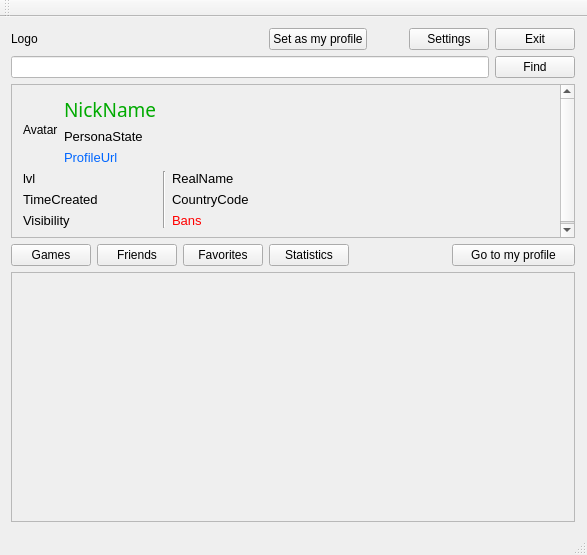
This is AraSteamManager/mainwindow.ui in Arankir/AraSteamManager as Qt 5 draws it before an edit. The edited form follows.
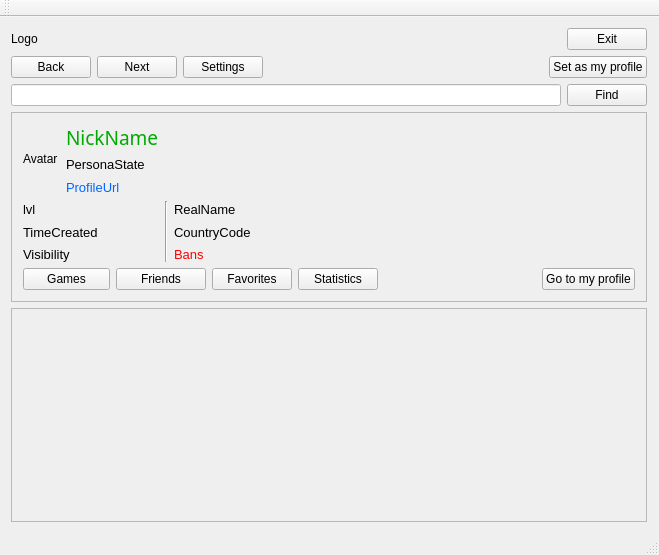
This is the edited form.

```diff
--- a/AraSteamManager/mainwindow.ui
+++ b/AraSteamManager/mainwindow.ui
@@ -6,7 +6,7 @@
    <rect>
     <x>0</x>
     <y>0</y>
-    <width>587</width>
+    <width>659</width>
     <height>555</height>
    </rect>
   </property>
@@ -15,48 +15,7 @@
   </property>
   <widget class="QWidget" name="centralWidget">
    <layout class="QGridLayout" name="gridLayout">
-    <item row="3" column="3">
-     <widget class="QPushButton" name="ButtonStatistics">
-      <property name="text">
-       <string>Statistics</string>
-      </property>
-     </widget>
-    </item>
-    <item row="0" column="8" colspan="2">
-     <widget class="QPushButton" name="ButtonExit">
-      <property name="text">
-       <string>Exit</string>
-      </property>
-     </widget>
-    </item>
-    <item row="0" column="5">
-     <spacer name="horizontalSpacer_2">
-      <property name="orientation">
-       <enum>Qt::Horizontal</enum>
-      </property>
-      <property name="sizeHint" stdset="0">
-       <size>
-        <width>40</width>
-        <height>20</height>
-       </size>
-      </property>
-     </spacer>
-    </item>
-    <item row="3" column="7" colspan="3">
-     <widget class="QPushButton" name="ButtonGoToMyProfile">
-      <property name="text">
-       <string>Go to my profile</string>
-      </property>
-     </widget>
-    </item>
-    <item row="0" column="6" colspan="2">
-     <widget class="QPushButton" name="ButtonSettings">
-      <property name="text">
-       <string>Settings</string>
-      </property>
-     </widget>
-    </item>
-    <item row="4" column="0" colspan="10">
+    <item row="5" column="0" colspan="10">
      <widget class="QScrollArea" name="ScrollAreaForm">
       <property name="widgetResizable">
        <bool>true</bool>
@@ -66,59 +25,17 @@
         <rect>
          <x>0</x>
          <y>0</y>
-         <width>560</width>
-         <height>234</height>
+         <width>632</width>
+         <height>198</height>
         </rect>
        </property>
       </widget>
      </widget>
     </item>
-    <item row="1" column="0" colspan="8">
-     <widget class="QLineEdit" name="LineEditIdProfile">
-      <property name="styleSheet">
-       <string notr="true">background-color: rgb(255, 255, 255);
-color: rgb(26, 26, 26);</string>
-      </property>
-     </widget>
-    </item>
-    <item row="3" column="1">
-     <widget class="QPushButton" name="ButtonFriends">
+    <item row="1" column="0">
+     <widget class="QPushButton" name="ButtonBack">
       <property name="text">
-       <string>Friends</string>
-      </property>
-     </widget>
-    </item>
-    <item row="0" column="3" colspan="2">
-     <widget class="QPushButton" name="ButtonSetProfile">
-      <property name="text">
-       <string>Set as my profile</string>
-      </property>
-     </widget>
-    </item>
-    <item row="1" column="8" colspan="2">
-     <widget class="QPushButton" name="ButtonFindProfile">
-      <property name="enabled">
-       <bool>true</bool>
-      </property>
-      <property name="text">
-       <string>Find</string>
-      </property>
-     </widget>
-    </item>
-    <item row="3" column="0">
-     <widget class="QPushButton" name="ButtonGames">
-      <property name="enabled">
-       <bool>true</bool>
-      </property>
-      <property name="text">
-       <string>Games</string>
-      </property>
-     </widget>
-    </item>
-    <item row="3" column="2">
-     <widget class="QPushButton" name="ButtonFavorites">
-      <property name="text">
-       <string>Favorites</string>
+       <string>Back</string>
       </property>
      </widget>
     </item>
@@ -129,33 +46,23 @@
       </property>
      </widget>
     </item>
-    <item row="4" column="10">
-     <spacer name="verticalSpacer">
-      <property name="orientation">
-       <enum>Qt::Vertical</enum>
-      </property>
-      <property name="sizeHint" stdset="0">
-       <size>
-        <width>1</width>
-        <height>40</height>
-       </size>
-      </property>
-     </spacer>
-    </item>
-    <item row="2" column="0" colspan="10">
+    <item row="3" column="0" colspan="10">
      <widget class="QScrollArea" name="ScrollAreaProfileInfo">
       <property name="minimumSize">
        <size>
         <width>0</width>
-        <height>154</height>
+        <height>190</height>
        </size>
       </property>
       <property name="maximumSize">
        <size>
         <width>16777215</width>
-        <height>154</height>
+        <height>190</height>
        </size>
       </property>
+      <property name="verticalScrollBarPolicy">
+       <enum>Qt::ScrollBarAlwaysOff</enum>
+      </property>
       <property name="widgetResizable">
        <bool>true</bool>
       </property>
@@ -164,24 +71,12 @@
         <rect>
          <x>0</x>
          <y>0</y>
-         <width>560</width>
-         <height>152</height>
+         <width>632</width>
+         <height>188</height>
         </rect>
        </property>
        <layout class="QGridLayout" name="gridLayout_2">
-        <item row="7" column="0" colspan="3">
-         <widget class="QLabel" name="LabelTimeCreated">
-          <property name="font">
-           <font>
-            <pointsize>10</pointsize>
-           </font>
-          </property>
-          <property name="text">
-           <string>TimeCreated</string>
-          </property>
-         </widget>
-        </item>
-        <item row="8" column="4">
+        <item row="8" column="4" colspan="2">
          <widget class="QLabel" name="LabelBans">
           <property name="font">
            <font>
@@ -196,41 +91,38 @@
           </property>
          </widget>
         </item>
-        <item row="6" column="4">
-         <widget class="QLabel" name="LabelRealName">
-          <property name="font">
-           <font>
-            <pointsize>10</pointsize>
-           </font>
-          </property>
+        <item row="9" column="2" colspan="3">
+         <widget class="QPushButton" name="ButtonFriends">
           <property name="text">
-           <string>RealName</string>
+           <string>Friends</string>
           </property>
          </widget>
         </item>
-        <item row="7" column="4">
-         <widget class="QLabel" name="LabelLocCountryCode">
-          <property name="font">
-           <font>
-            <pointsize>10</pointsize>
-           </font>
+        <item row="1" column="0" rowspan="3">
+         <widget class="QLabel" name="LabelAvatar">
+          <property name="maximumSize">
+           <size>
+            <width>64</width>
+            <height>64</height>
+           </size>
           </property>
           <property name="text">
-           <string>CountryCode</string>
+           <string>Avatar</string>
           </property>
          </widget>
         </item>
-        <item row="6" column="0" colspan="3">
-         <widget class="QLabel" name="Labellvl">
-          <property name="font">
-           <font>
-            <pointsize>10</pointsize>
-           </font>
+        <item row="1" column="7" colspan="2">
+         <spacer name="horizontalSpacer">
+          <property name="orientation">
+           <enum>Qt::Horizontal</enum>
           </property>
-          <property name="text">
-           <string>lvl</string>
+          <property name="sizeHint" stdset="0">
+           <size>
+            <width>40</width>
+            <height>20</height>
+           </size>
           </property>
-         </widget>
+         </spacer>
         </item>
         <item row="6" column="3" rowspan="3">
          <widget class="Line" name="line">
@@ -239,18 +131,22 @@
           </property>
          </widget>
         </item>
-        <item row="1" column="4">
-         <spacer name="horizontalSpacer">
-          <property name="orientation">
-           <enum>Qt::Horizontal</enum>
+        <item row="9" column="5">
+         <widget class="QPushButton" name="ButtonFavorites">
+          <property name="text">
+           <string>Favorites</string>
           </property>
-          <property name="sizeHint" stdset="0">
-           <size>
-            <width>40</width>
-            <height>20</height>
-           </size>
+         </widget>
+        </item>
+        <item row="9" column="0" colspan="2">
+         <widget class="QPushButton" name="ButtonGames">
+          <property name="enabled">
+           <bool>true</bool>
           </property>
-         </spacer>
+          <property name="text">
+           <string>Games</string>
+          </property>
+         </widget>
         </item>
         <item row="8" column="0" colspan="3">
          <widget class="QLabel" name="LabelProfileVisibility">
@@ -264,16 +160,55 @@
           </property>
          </widget>
         </item>
-        <item row="1" column="0" rowspan="3">
-         <widget class="QLabel" name="LabelAvatar">
+        <item row="3" column="1" colspan="5">
+         <widget class="QLabel" name="LabelProfileUrl">
           <property name="maximumSize">
            <size>
-            <width>64</width>
-            <height>64</height>
+            <width>16777215</width>
+            <height>16</height>
            </size>
           </property>
+          <property name="font">
+           <font>
+            <pointsize>10</pointsize>
+           </font>
+          </property>
+          <property name="styleSheet">
+           <string notr="true">color: rgb(0, 102, 255);</string>
+          </property>
           <property name="text">
-           <string>Avatar</string>
+           <string>ProfileUrl</string>
+          </property>
+         </widget>
+        </item>
+        <item row="7" column="0" colspan="3">
+         <widget class="QLabel" name="LabelTimeCreated">
+          <property name="font">
+           <font>
+            <pointsize>10</pointsize>
+           </font>
+          </property>
+          <property name="text">
+           <string>TimeCreated</string>
+          </property>
+         </widget>
+        </item>
+        <item row="6" column="0" colspan="3">
+         <widget class="QLabel" name="Labellvl">
+          <property name="font">
+           <font>
+            <pointsize>10</pointsize>
+           </font>
+          </property>
+          <property name="text">
+           <string>lvl</string>
+          </property>
+         </widget>
+        </item>
+        <item row="9" column="6">
+         <widget class="QPushButton" name="ButtonStatistics">
+          <property name="text">
+           <string>Statistics</string>
           </property>
          </widget>
         </item>
@@ -293,28 +228,19 @@
           </property>
          </widget>
         </item>
-        <item row="3" column="1" colspan="4">
-         <widget class="QLabel" name="LabelProfileUrl">
-          <property name="maximumSize">
-           <size>
-            <width>16777215</width>
-            <height>16</height>
-           </size>
-          </property>
+        <item row="7" column="4" colspan="2">
+         <widget class="QLabel" name="LabelLocCountryCode">
           <property name="font">
            <font>
             <pointsize>10</pointsize>
            </font>
           </property>
-          <property name="styleSheet">
-           <string notr="true">color: rgb(0, 102, 255);</string>
-          </property>
           <property name="text">
-           <string>ProfileUrl</string>
+           <string>CountryCode</string>
           </property>
          </widget>
         </item>
-        <item row="2" column="1" colspan="4">
+        <item row="2" column="1" colspan="5">
          <widget class="QLabel" name="LabelPersonaState">
           <property name="maximumSize">
            <size>
@@ -335,10 +261,127 @@
           </property>
          </widget>
         </item>
+        <item row="9" column="8">
+         <widget class="QPushButton" name="ButtonGoToMyProfile">
+          <property name="text">
+           <string>Go to my profile</string>
+          </property>
+         </widget>
+        </item>
+        <item row="6" column="4" colspan="2">
+         <widget class="QLabel" name="LabelRealName">
+          <property name="font">
+           <font>
+            <pointsize>10</pointsize>
+           </font>
+          </property>
+          <property name="text">
+           <string>RealName</string>
+          </property>
+         </widget>
+        </item>
+        <item row="9" column="7">
+         <spacer name="horizontalSpacer_4">
+          <property name="orientation">
+           <enum>Qt::Horizontal</enum>
+          </property>
+          <property name="sizeHint" stdset="0">
+           <size>
+            <width>40</width>
+            <height>20</height>
+           </size>
+          </property>
+         </spacer>
+        </item>
        </layout>
       </widget>
      </widget>
     </item>
+    <item row="0" column="8" colspan="2">
+     <widget class="QPushButton" name="ButtonExit">
+      <property name="text">
+       <string>Exit</string>
+      </property>
+     </widget>
+    </item>
+    <item row="2" column="0" colspan="8">
+     <widget class="QLineEdit" name="LineEditIdProfile">
+      <property name="styleSheet">
+       <string notr="true">background-color: rgb(255, 255, 255);
+color: rgb(26, 26, 26);</string>
+      </property>
+     </widget>
+    </item>
+    <item row="2" column="8" colspan="2">
+     <widget class="QPushButton" name="ButtonFindProfile">
+      <property name="enabled">
+       <bool>true</bool>
+      </property>
+      <property name="text">
+       <string>Find</string>
+      </property>
+     </widget>
+    </item>
+    <item row="5" column="10">
+     <spacer name="verticalSpacer">
+      <property name="orientation">
+       <enum>Qt::Vertical</enum>
+      </property>
+      <property name="sizeHint" stdset="0">
+       <size>
+        <width>1</width>
+        <height>40</height>
+       </size>
+      </property>
+     </spacer>
+    </item>
+    <item row="1" column="2">
+     <widget class="QPushButton" name="ButtonSettings">
+      <property name="text">
+       <string>Settings</string>
+      </property>
+     </widget>
+    </item>
+    <item row="1" column="1">
+     <widget class="QPushButton" name="ButtonNext">
+      <property name="text">
+       <string>Next</string>
+      </property>
+     </widget>
+    </item>
+    <item row="1" column="7" colspan="3">
+     <widget class="QPushButton" name="ButtonSetProfile">
+      <property name="text">
+       <string>Set as my profile</string>
+      </property>
+     </widget>
+    </item>
+    <item row="0" column="3" colspan="5">
+     <spacer name="horizontalSpacer_2">
+      <property name="orientation">
+       <enum>Qt::Horizontal</enum>
+      </property>
+      <property name="sizeHint" stdset="0">
+       <size>
+        <width>40</width>
+        <height>20</height>
+       </size>
+      </property>
+     </spacer>
+    </item>
+    <item row="1" column="6">
+     <spacer name="horizontalSpacer_3">
+      <property name="orientation">
+       <enum>Qt::Horizontal</enum>
+      </property>
+      <property name="sizeHint" stdset="0">
+       <size>
+        <width>40</width>
+        <height>20</height>
+       </size>
+      </property>
+     </spacer>
+    </item>
    </layout>
   </widget>
   <widget class="QMenuBar" name="menuBar">
```
Left out of the diff: 2 changed lines with no effect on the pictures.
